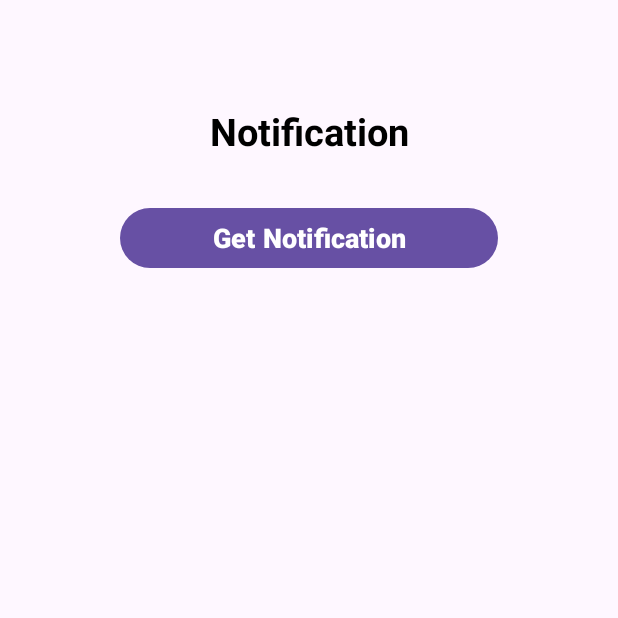
After one commit to sandeepmehra28/Android-with-Kotlin, an Android app built with Jetpack Compose: the DefaultNotificationActivity screen opened directly, with no data from a screen before it, on a phone screen of 412 x 824 dp, the top half of it. The commit adds this screen. Run offline under Robolectric (Android 15) with nearby library versions, the phone set to English and light mode, and no system bars.

Commit message:
Adding new files for android with kotlin

```diff
--- a/app/src/main/AndroidManifest.xml
+++ b/app/src/main/AndroidManifest.xml
@@ -3,6 +3,8 @@
 
     <uses-permission android:name="android.permission.INTERNET" />
     <uses-permission android:name="android.permission.ACCESS_NETWORK_STATE" />
+    <uses-permission android:name="android.permission.POST_NOTIFICATIONS"/>
+
 
     <application
         android:allowBackup="true"
@@ -14,7 +16,7 @@
         android:supportsRtl="true"
         android:theme="@style/Theme.AndroidWithKotlin">
         <activity
-            android:name=".recipes.ClickRecipesActivity"
+            android:name=".notifications.DefaultNotificationActivity"
             android:exported="false" />
         <activity
             android:name=".carts.CartMainActivity"
--- a/app/src/main/java/com/example/android_with_kotlin/MainActivity.kt
+++ b/app/src/main/java/com/example/android_with_kotlin/MainActivity.kt
@@ -17,6 +17,7 @@ import com.example.android_with_kotlin.intents.ImplicitIntentActivity
 import com.example.android_with_kotlin.list_views.CustomListViewActivity
 import com.example.android_with_kotlin.list_views.ListView1Activity
 import com.example.android_with_kotlin.multiple_intents_class.CafeMainActivity
+import com.example.android_with_kotlin.notifications.DefaultNotificationActivity
 import com.example.android_with_kotlin.practice.ListViewPractice
 import com.example.android_with_kotlin.recipes.RecipesMainActivity
 import com.example.android_with_kotlin.recyclerView.MainReViewActivity
@@ -107,6 +108,10 @@ class MainActivity : AppCompatActivity() {
             val intent  = Intent(this, CartIntroActivity::class.java)
             startActivity(intent)
         }
+        binding.btnNotification.setOnClickListener {
+            val intent = Intent(this, DefaultNotificationActivity::class.java)
+            startActivity(intent)
+        }
 
     }
 }
--- /dev/null
+++ b/app/src/main/java/com/example/android_with_kotlin/notifications/DefaultNotificationActivity.kt
@@ -0,0 +1,64 @@
+package com.example.android_with_kotlin.notifications
+
+import android.annotation.SuppressLint
+import android.app.NotificationChannel
+import android.app.NotificationManager
+import android.content.Context
+import android.os.Build
+import android.os.Bundle
+import android.widget.Button
+import androidx.activity.enableEdgeToEdge
+import androidx.annotation.RequiresApi
+import androidx.appcompat.app.AppCompatActivity
+import androidx.core.app.NotificationCompat
+import androidx.core.app.NotificationManagerCompat
+import androidx.core.content.getSystemService
+import androidx.core.view.ViewCompat
+import androidx.core.view.WindowInsetsCompat
+import com.example.android_with_kotlin.R
+import okhttp3.internal.notify
+
+class DefaultNotificationActivity : AppCompatActivity() {
+    val CHANNEL_ID = "channel"
+    val CHANNEL_NAME = "channelName"
+    val NOTIFICATION_ID = 0
+    @RequiresApi(Build.VERSION_CODES.O)
+    @SuppressLint("MissingPermission")
+    override fun onCreate(savedInstanceState: Bundle?) {
+        super.onCreate(savedInstanceState)
+        enableEdgeToEdge()
+        setContentView(R.layout.activity_default_notification)
+
+        // Request notification permission if needed
+        if (Build.VERSION.SDK_INT >= Build.VERSION_CODES.TIRAMISU) {
+            requestPermissions(arrayOf(android.Manifest.permission.POST_NOTIFICATIONS), 1)
+        }
+
+        createNotificationChannel()
+
+        val notification = NotificationCompat.Builder(this, CHANNEL_ID)
+            .setContentTitle("Hello New User")
+            .setContentText("This is a welcome notification from my app")
+            .setSmallIcon(R.drawable.outline_account_circle_24)
+            .setPriority(NotificationCompat.PRIORITY_HIGH)
+            .build()
+
+        val notificationManager = NotificationManagerCompat.from(this)
+
+        val btn = findViewById<Button>(R.id.getNotificationBtn)
+        btn.setOnClickListener {
+            notificationManager.notify(NOTIFICATION_ID, notification)
+        }
+    }
+
+    @RequiresApi(Build.VERSION_CODES.O)
+    fun createNotificationChannel() {
+        val channel = NotificationChannel(
+            CHANNEL_ID,
+            CHANNEL_NAME,
+            NotificationManager.IMPORTANCE_HIGH // Changed from IMPORTANCE_DEFAULT
+        ).apply {
+            description = "This is my notification channel"
+        }
+    }
+}
--- /dev/null
+++ b/app/src/main/res/layout/activity_default_notification.xml
@@ -0,0 +1,35 @@
+<?xml version="1.0" encoding="utf-8"?>
+<LinearLayout
+    android:orientation="vertical"
+    xmlns:android="http://schemas.android.com/apk/res/android"
+    xmlns:app="http://schemas.android.com/apk/res-auto"
+    xmlns:tools="http://schemas.android.com/tools"
+    android:id="@+id/main"
+    android:layout_margin="40dp"
+    android:layout_width="match_parent"
+    android:layout_height="match_parent"
+    tools:context=".notifications.DefaultNotificationActivity">
+<TextView
+    android:layout_width="match_parent"
+    android:layout_height="wrap_content"
+    android:text="Notification"
+    android:layout_gravity="center"
+    android:gravity="center"
+    android:textStyle="bold"
+    android:textSize="25sp"
+    android:layout_marginTop="30dp"
+    android:textColor="@color/black"
+    />
+    <Button
+        android:layout_width="match_parent"
+        android:layout_height="wrap_content"
+        android:text="Get Notification"
+        android:id="@+id/getNotificationBtn"
+        android:layout_marginTop="30dp"
+        android:layout_marginBottom="30dp"
+        android:layout_marginStart="40dp"
+        android:layout_marginEnd="40dp"
+        android:textStyle="bold"
+        android:textSize="18sp"
+        />
+</LinearLayout>
--- a/app/src/main/res/layout/activity_main.xml
+++ b/app/src/main/res/layout/activity_main.xml
@@ -176,6 +176,15 @@
      android:layout_marginEnd="20dp"
      android:text="Cart"
      />
+ <Button
+     android:id="@+id/btnNotification"
+     android:layout_width="match_parent"
+     android:layout_height="40dp"
+     android:layout_marginTop="10dp"
+     android:layout_marginStart="20dp"
+     android:layout_marginEnd="20dp"
+     android:text="Notification"
+     />
 
 
 </LinearLayout>
```
